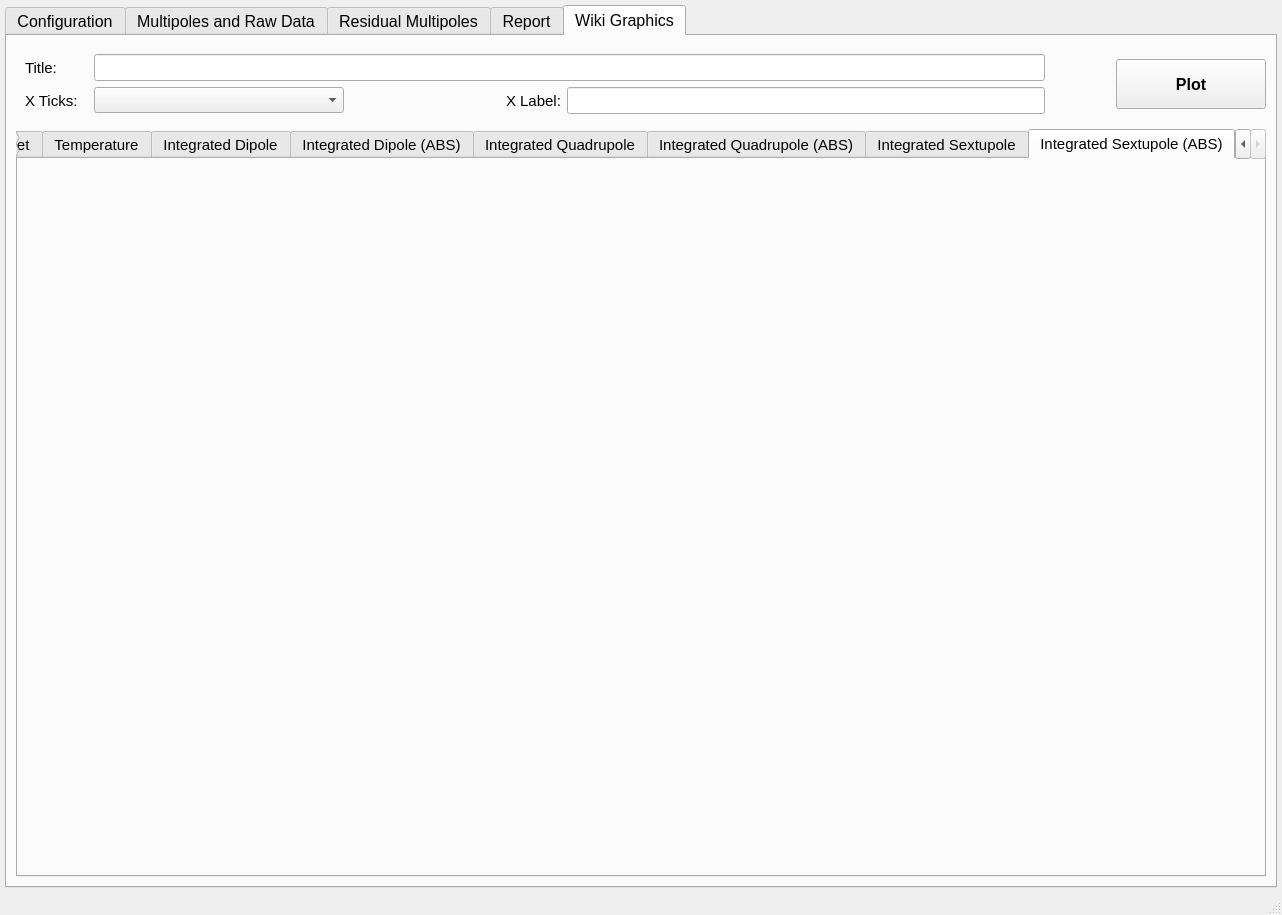
Qt form rotcoilanalysis/ui/interface.ui (lnls-ima/rotating-coil-analysis) before a commit.
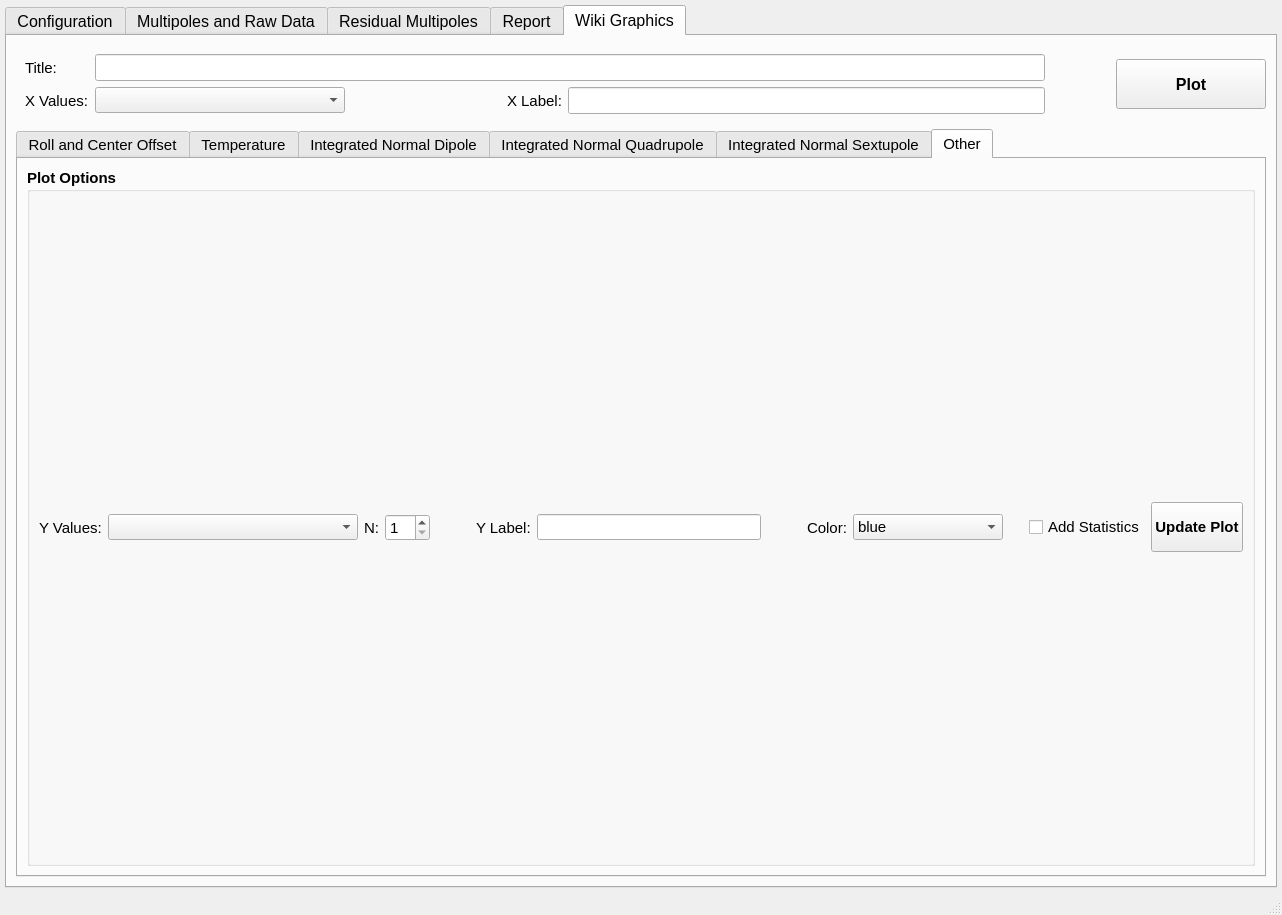
The same form after that commit. The open tabs and pages were chosen to show the change. Icons and pictures are not drawn.

Commit message: Add plot to graphs tab

```diff
--- a/rotcoilanalysis/ui/interface.ui
+++ b/rotcoilanalysis/ui/interface.ui
@@ -3560,7 +3560,7 @@
               </font>
              </property>
              <property name="text">
-              <string>X Ticks:</string>
+              <string>X Values:</string>
              </property>
             </widget>
            </item>
@@ -3700,7 +3700,7 @@
           </widget>
           <widget class="QWidget" name="dipole">
            <attribute name="title">
-            <string>Integrated Dipole</string>
+            <string>Integrated Normal Dipole</string>
            </attribute>
            <layout class="QGridLayout" name="gridLayout_25">
             <item row="0" column="0">
@@ -3708,19 +3708,9 @@
             </item>
            </layout>
           </widget>
-          <widget class="QWidget" name="dipole_abs">
-           <attribute name="title">
-            <string>Integrated Dipole (ABS)</string>
-           </attribute>
-           <layout class="QGridLayout" name="gridLayout_29">
-            <item row="0" column="0">
-             <layout class="QVBoxLayout" name="lt_dipole_abs"/>
-            </item>
-           </layout>
-          </widget>
           <widget class="QWidget" name="quadrupole">
            <attribute name="title">
-            <string>Integrated Quadrupole</string>
+            <string>Integrated Normal Quadrupole</string>
            </attribute>
            <layout class="QGridLayout" name="gridLayout_26">
             <item row="0" column="0">
@@ -3728,19 +3718,9 @@
             </item>
            </layout>
           </widget>
-          <widget class="QWidget" name="quadrupole_abs">
-           <attribute name="title">
-            <string>Integrated Quadrupole (ABS)</string>
-           </attribute>
-           <layout class="QGridLayout" name="gridLayout_30">
-            <item row="0" column="0">
-             <layout class="QVBoxLayout" name="lt_quadrupole_abs"/>
-            </item>
-           </layout>
-          </widget>
           <widget class="QWidget" name="sextupole">
            <attribute name="title">
-            <string>Integrated Sextupole</string>
+            <string>Integrated Normal Sextupole</string>
            </attribute>
            <layout class="QGridLayout" name="gridLayout_27">
             <item row="0" column="0">
@@ -3750,11 +3730,242 @@
           </widget>
           <widget class="QWidget" name="sextupole_abs">
            <attribute name="title">
-            <string>Integrated Sextupole (ABS)</string>
+            <string>Other</string>
            </attribute>
-           <layout class="QGridLayout" name="gridLayout_31">
-            <item row="0" column="0">
-             <layout class="QVBoxLayout" name="lt_sextupole_abs"/>
+           <layout class="QVBoxLayout" name="verticalLayout_6">
+            <item>
+             <layout class="QVBoxLayout" name="lt_other"/>
+            </item>
+            <item>
+             <widget class="QGroupBox" name="groupBox">
+              <property name="font">
+               <font>
+                <weight>75</weight>
+                <bold>true</bold>
+               </font>
+              </property>
+              <property name="title">
+               <string>Plot Options</string>
+              </property>
+              <layout class="QHBoxLayout" name="horizontalLayout_5">
+               <item>
+                <widget class="QLabel" name="wiki_graphs_label_label_2">
+                 <property name="font">
+                  <font>
+                   <pointsize>11</pointsize>
+                   <weight>50</weight>
+                   <bold>false</bold>
+                  </font>
+                 </property>
+                 <property name="text">
+                  <string>Y Values:</string>
+                 </property>
+                </widget>
+               </item>
+               <item>
+                <widget class="QComboBox" name="yvalues_cmb">
+                 <property name="minimumSize">
+                  <size>
+                   <width>250</width>
+                   <height>0</height>
+                  </size>
+                 </property>
+                 <property name="font">
+                  <font>
+                   <pointsize>11</pointsize>
+                   <weight>50</weight>
+                   <bold>false</bold>
+                  </font>
+                 </property>
+                </widget>
+               </item>
+               <item>
+                <widget class="QLabel" name="multipole_la">
+                 <property name="font">
+                  <font>
+                   <pointsize>11</pointsize>
+                   <weight>50</weight>
+                   <bold>false</bold>
+                  </font>
+                 </property>
+                 <property name="text">
+                  <string>N:</string>
+                 </property>
+                </widget>
+               </item>
+               <item>
+                <widget class="QSpinBox" name="multipole_sb">
+                 <property name="font">
+                  <font>
+                   <weight>50</weight>
+                   <bold>false</bold>
+                  </font>
+                 </property>
+                 <property name="minimum">
+                  <number>1</number>
+                 </property>
+                 <property name="maximum">
+                  <number>15</number>
+                 </property>
+                 <property name="value">
+                  <number>1</number>
+                 </property>
+                </widget>
+               </item>
+               <item>
+                <spacer name="horizontalSpacer_9">
+                 <property name="orientation">
+                  <enum>Qt::Horizontal</enum>
+                 </property>
+                 <property name="sizeType">
+                  <enum>QSizePolicy::Fixed</enum>
+                 </property>
+                 <property name="sizeHint" stdset="0">
+                  <size>
+                   <width>40</width>
+                   <height>20</height>
+                  </size>
+                 </property>
+                </spacer>
+               </item>
+               <item>
+                <widget class="QLabel" name="wiki_graphs_xlabel_label_2">
+                 <property name="font">
+                  <font>
+                   <pointsize>11</pointsize>
+                   <weight>50</weight>
+                   <bold>false</bold>
+                  </font>
+                 </property>
+                 <property name="text">
+                  <string>Y Label:</string>
+                 </property>
+                </widget>
+               </item>
+               <item>
+                <widget class="QLineEdit" name="ylabel_le">
+                 <property name="font">
+                  <font>
+                   <weight>50</weight>
+                   <bold>false</bold>
+                  </font>
+                 </property>
+                 <property name="text">
+                  <string/>
+                 </property>
+                </widget>
+               </item>
+               <item>
+                <spacer name="horizontalSpacer_18">
+                 <property name="orientation">
+                  <enum>Qt::Horizontal</enum>
+                 </property>
+                 <property name="sizeType">
+                  <enum>QSizePolicy::Fixed</enum>
+                 </property>
+                 <property name="sizeHint" stdset="0">
+                  <size>
+                   <width>40</width>
+                   <height>20</height>
+                  </size>
+                 </property>
+                </spacer>
+               </item>
+               <item>
+                <widget class="QLabel" name="wiki_graphs_label_label_3">
+                 <property name="font">
+                  <font>
+                   <pointsize>11</pointsize>
+                   <weight>50</weight>
+                   <bold>false</bold>
+                  </font>
+                 </property>
+                 <property name="text">
+                  <string>Color:</string>
+                 </property>
+                </widget>
+               </item>
+               <item>
+                <widget class="QComboBox" name="color_cmb">
+                 <property name="minimumSize">
+                  <size>
+                   <width>150</width>
+                   <height>0</height>
+                  </size>
+                 </property>
+                 <property name="font">
+                  <font>
+                   <pointsize>11</pointsize>
+                   <weight>50</weight>
+                   <bold>false</bold>
+                  </font>
+                 </property>
+                 <item>
+                  <property name="text">
+                   <string>blue</string>
+                  </property>
+                 </item>
+                 <item>
+                  <property name="text">
+                   <string>green</string>
+                  </property>
+                 </item>
+                 <item>
+                  <property name="text">
+                   <string>red</string>
+                  </property>
+                 </item>
+                 <item>
+                  <property name="text">
+                   <string>purple</string>
+                  </property>
+                 </item>
+                </widget>
+               </item>
+               <item>
+                <spacer name="horizontalSpacer_19">
+                 <property name="orientation">
+                  <enum>Qt::Horizontal</enum>
+                 </property>
+                 <property name="sizeType">
+                  <enum>QSizePolicy::Fixed</enum>
+                 </property>
+                 <property name="sizeHint" stdset="0">
+                  <size>
+                   <width>20</width>
+                   <height>20</height>
+                  </size>
+                 </property>
+                </spacer>
+               </item>
+               <item>
+                <widget class="QCheckBox" name="addstatistics_chb">
+                 <property name="font">
+                  <font>
+                   <weight>50</weight>
+                   <bold>false</bold>
+                  </font>
+                 </property>
+                 <property name="text">
+                  <string>Add Statistics</string>
+                 </property>
+                </widget>
+               </item>
+               <item>
+                <widget class="QPushButton" name="updateplot_btn">
+                 <property name="minimumSize">
+                  <size>
+                   <width>0</width>
+                   <height>50</height>
+                  </size>
+                 </property>
+                 <property name="text">
+                  <string>Update Plot</string>
+                 </property>
+                </widget>
+               </item>
+              </layout>
+             </widget>
             </item>
            </layout>
           </widget>
```
Left out of the diff: 91 changed lines with no effect on the pictures. The commit also changes 1 other file.
